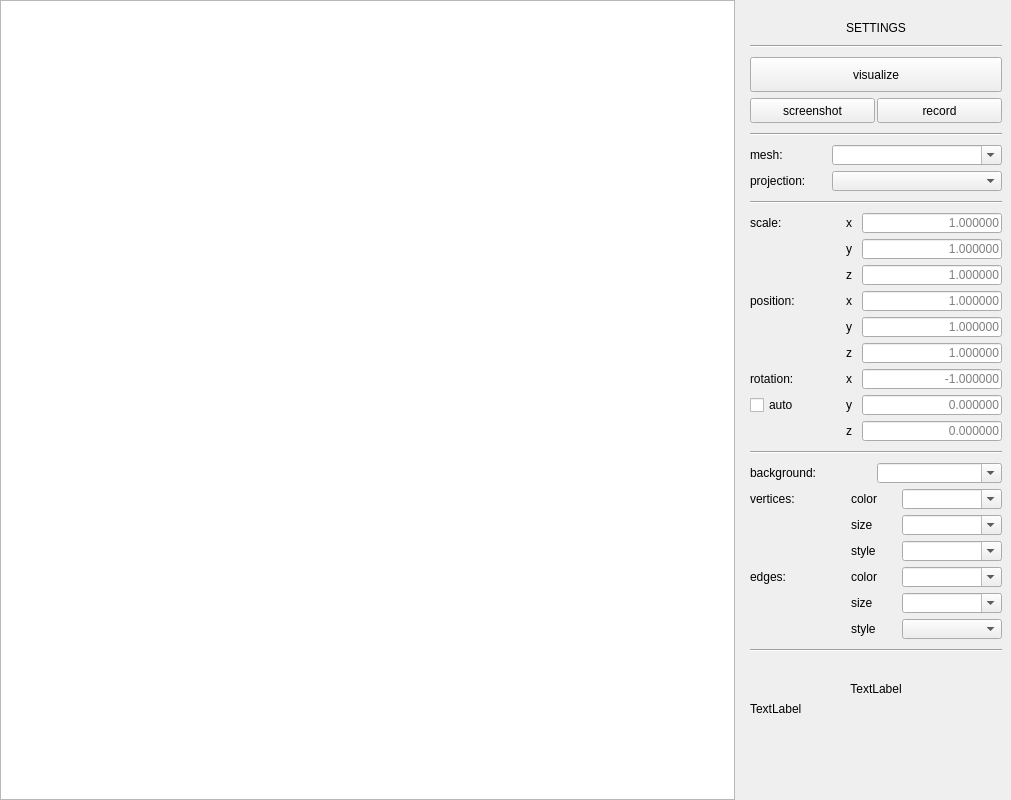
Before: the Qt Designer form src/qt/mainwindow.ui in Dolaxom/C_3DEngine, drawn with Qt 5.
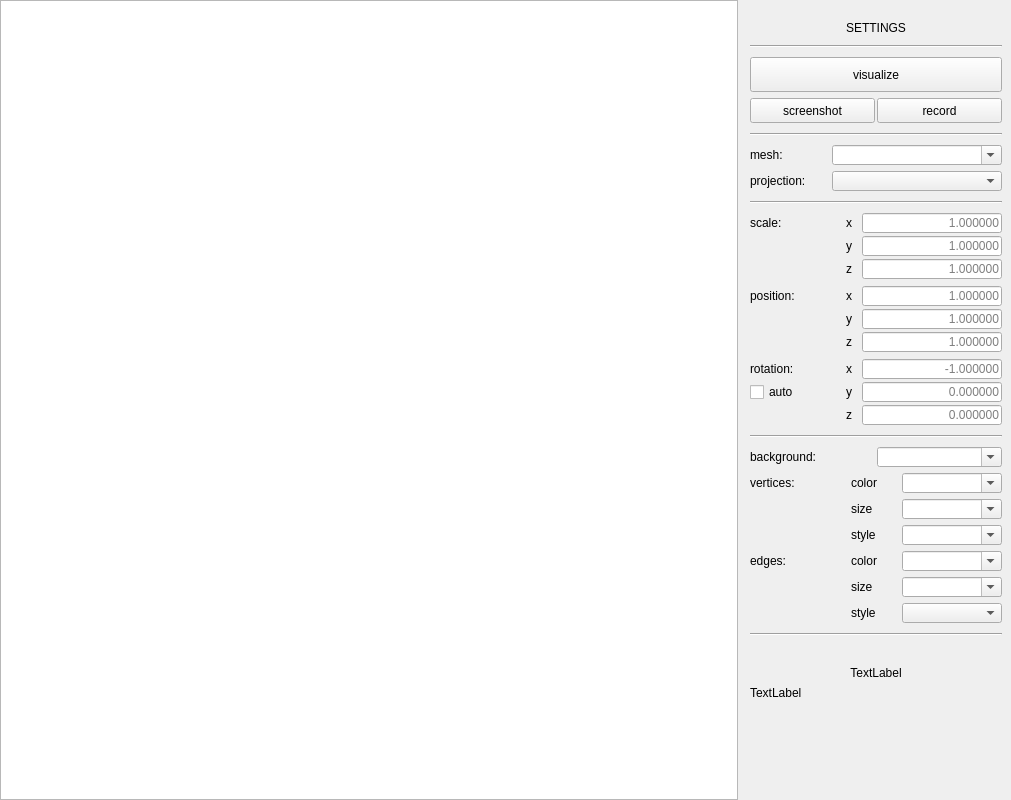
After: the same form once the commit is applied.

Commit message: ui upd, controls upd, crash fix, more ui methods

Patch:
```diff
--- a/src/qt/mainwindow.ui
+++ b/src/qt/mainwindow.ui
@@ -40,7 +40,7 @@
     <item>
      <layout class="QVBoxLayout" name="verticalLayout">
       <property name="leftMargin">
-       <number>9</number>
+       <number>6</number>
       </property>
       <item>
        <widget class="QLabel" name="settingsl">
@@ -276,6 +276,9 @@
         <property name="horizontalSpacing">
          <number>1</number>
         </property>
+        <property name="verticalSpacing">
+         <number>3</number>
+        </property>
         <item row="2" column="1">
          <widget class="QLabel" name="szl">
           <property name="minimumSize">
@@ -420,11 +423,30 @@
         </item>
        </layout>
       </item>
+      <item>
+       <spacer name="verticalSpacer_2">
+        <property name="orientation">
+         <enum>Qt::Vertical</enum>
+        </property>
+        <property name="sizeType">
+         <enum>QSizePolicy::Fixed</enum>
+        </property>
+        <property name="sizeHint" stdset="0">
+         <size>
+          <width>20</width>
+          <height>1</height>
+         </size>
+        </property>
+       </spacer>
+      </item>
       <item>
        <layout class="QGridLayout" name="lay_pos">
         <property name="horizontalSpacing">
          <number>1</number>
         </property>
+        <property name="verticalSpacing">
+         <number>3</number>
+        </property>
         <item row="2" column="1">
          <widget class="QLabel" name="pzl">
           <property name="minimumSize">
@@ -575,11 +597,30 @@
         </item>
        </layout>
       </item>
+      <item>
+       <spacer name="verticalSpacer_3">
+        <property name="orientation">
+         <enum>Qt::Vertical</enum>
+        </property>
+        <property name="sizeType">
+         <enum>QSizePolicy::Fixed</enum>
+        </property>
+        <property name="sizeHint" stdset="0">
+         <size>
+          <width>20</width>
+          <height>1</height>
+         </size>
+        </property>
+       </spacer>
+      </item>
       <item>
        <layout class="QGridLayout" name="lay_rotate">
         <property name="horizontalSpacing">
          <number>1</number>
         </property>
+        <property name="verticalSpacing">
+         <number>3</number>
+        </property>
         <item row="1" column="1">
          <widget class="QLabel" name="ryl">
           <property name="minimumSize">
```
The commit also changes 3 other files.
